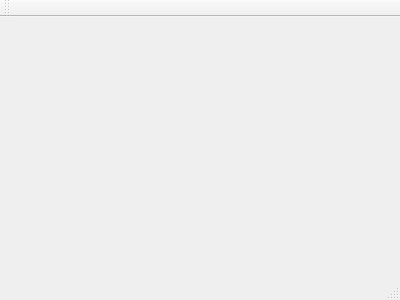
The window that TCP Client 7005/Qt7005TCPServer/mainwindow.ui (razc411/ridingthecode) describes before a commit, drawn with Qt 5.
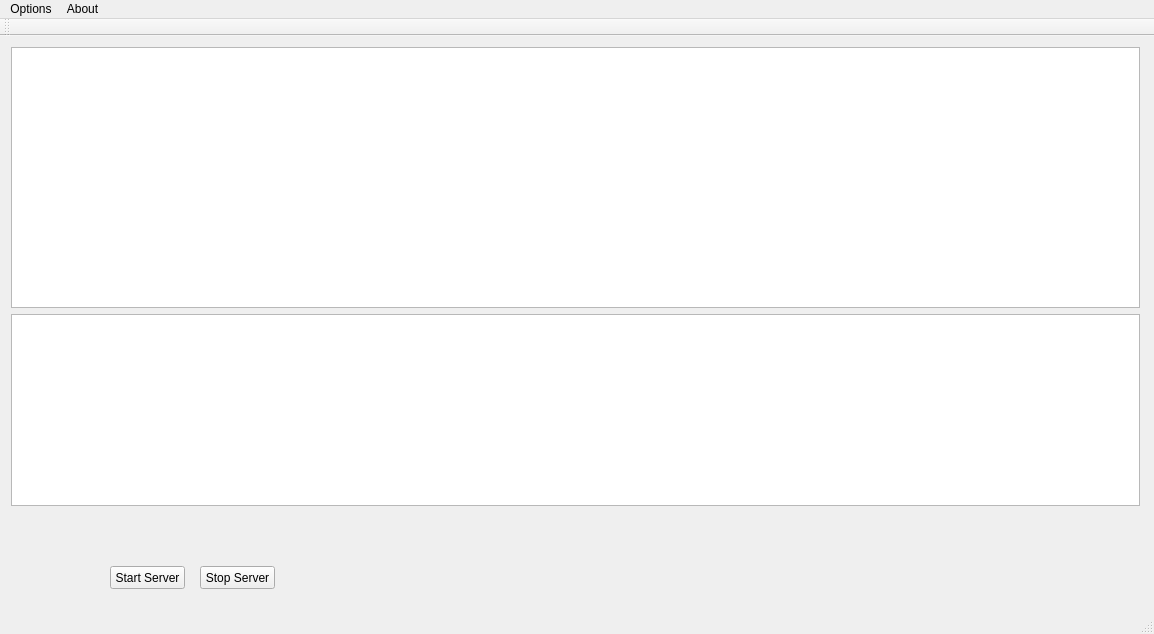
The same window after the commit.

Diff of the .ui file:
```diff
--- a/TCP Client 7005/Qt7005TCPServer/mainwindow.ui
+++ b/TCP Client 7005/Qt7005TCPServer/mainwindow.ui
@@ -1,24 +1,96 @@
 <ui version="4.0">
  <class>MainWindow</class>
- <widget class="QMainWindow" name="MainWindow" >
-  <property name="geometry" >
+ <widget class="QMainWindow" name="MainWindow">
+  <property name="geometry">
    <rect>
     <x>0</x>
     <y>0</y>
-    <width>400</width>
-    <height>300</height>
+    <width>1154</width>
+    <height>634</height>
    </rect>
   </property>
   <property name="windowTitle" >
    <string>MainWindow</string>
   </property>
-  <widget class="QMenuBar" name="menuBar" />
-  <widget class="QToolBar" name="mainToolBar" />
-  <widget class="QWidget" name="centralWidget" />
-  <widget class="QStatusBar" name="statusBar" />
+  <widget class="QWidget" name="centralWidget">
+   <widget class="QWidget" name="gridLayoutWidget">
+    <property name="geometry">
+     <rect>
+      <x>0</x>
+      <y>0</y>
+      <width>1151</width>
+      <height>481</height>
+     </rect>
+    </property>
+    <layout class="QGridLayout" name="gridLayout">
+     <item row="1" column="0">
+      <widget class="QListWidget" name="listWidget_2"/>
+     </item>
+     <item row="2" column="0" rowspan="2">
+      <widget class="QListWidget" name="listWidget_3"/>
+     </item>
+    </layout>
+   </widget>
+   <widget class="QPushButton" name="pushButton">
+    <property name="geometry">
+     <rect>
+      <x>110</x>
+      <y>530</y>
+      <width>75</width>
+      <height>23</height>
+     </rect>
+    </property>
+    <property name="text">
+     <string>Start Server</string>
+    </property>
+   </widget>
+   <widget class="QPushButton" name="pushButton_2">
+    <property name="geometry">
+     <rect>
+      <x>200</x>
+      <y>530</y>
+      <width>75</width>
+      <height>23</height>
+     </rect>
+    </property>
+    <property name="text">
+     <string>Stop Server</string>
+    </property>
+   </widget>
+  </widget>
+  <widget class="QMenuBar" name="menuBar">
+   <property name="geometry">
+    <rect>
+     <x>0</x>
+     <y>0</y>
+     <width>1154</width>
+     <height>19</height>
+    </rect>
+   </property>
+   <widget class="QMenu" name="menuOptions">
+    <property name="title">
+     <string>Options</string>
+    </property>
+   </widget>
+   <widget class="QMenu" name="menuAbout">
+    <property name="title">
+     <string>About</string>
+    </property>
+   </widget>
+   <addaction name="menuOptions"/>
+   <addaction name="menuAbout"/>
+  </widget>
+  <widget class="QToolBar" name="mainToolBar">
+   <attribute name="toolBarArea">
+    <enum>TopToolBarArea</enum>
+   </attribute>
+   <attribute name="toolBarBreak">
+    <bool>false</bool>
+   </attribute>
+  </widget>
+  <widget class="QStatusBar" name="statusBar"/>
  </widget>
- <layoutDefault spacing="6" margin="11" />
- <pixmapfunction></pixmapfunction>
+ <layoutdefault spacing="6" margin="11"/>
  <resources/>
  <connections/>
 </ui>
```
Left out of the diff: 3 changed lines with no effect on the pictures.
